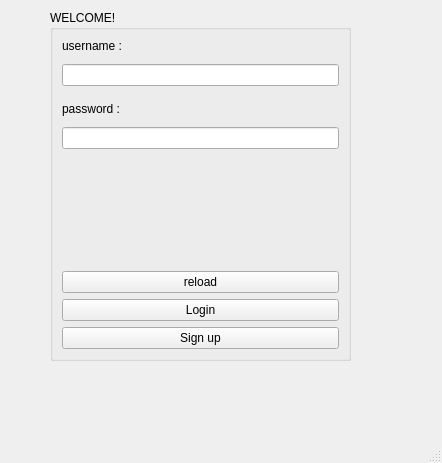
First picture: the form in Store/mainwindow.ui, repository Mitraaaaa/Store, before the edit.
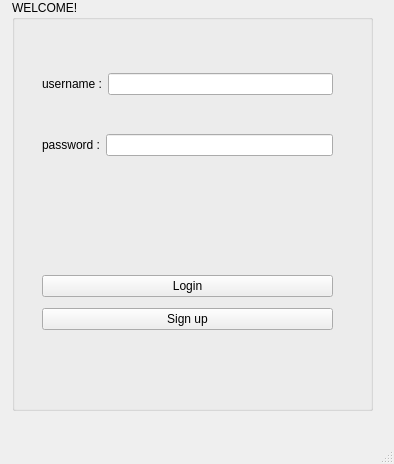
Second picture: the form after the edit.

Commit message: Design login page using CSS

```diff
--- a/Store/mainwindow.ui
+++ b/Store/mainwindow.ui
@@ -6,146 +6,145 @@
    <rect>
     <x>0</x>
     <y>0</y>
-    <width>442</width>
-    <height>463</height>
+    <width>394</width>
+    <height>464</height>
    </rect>
   </property>
   <property name="windowTitle">
    <string>MainWindow</string>
   </property>
+  <property name="styleSheet">
+   <string notr="true"/>
+  </property>
   <widget class="QWidget" name="centralwidget">
+   <property name="styleSheet">
+    <string notr="true">
+#login
+{
+ background: qlineargradient(x1:0, y1:0, x2:1, y2:1,
+                stop:0 white, stop: 0.4 rgb(155, 154, 156) stop:0.8 rgb(255, 163, 168));
+	font: 75 14pt &quot;Comic Sans MS&quot;;
+}
+#signup
+{
+background: qlineargradient(x1:0, y1:0, x2:1, y2:1,
+                stop:0 white, stop: 0.2 rgb(255, 163, 168) , stop:0.7 rgb(155, 154, 156));
+	
+	font: 75 14pt &quot;Comic Sans MS&quot;;
+}
+QLineEdit
+{
+	
+	font: 15pt &quot;Papyrus&quot;;
+}
+#centralwidget
+{
+background: qconicalgradient(cx:0.5, cy:0.5, angle:30,
+                stop:0 white stop:1 rgb(255, 132, 129))
+}</string>
+   </property>
    <widget class="QGroupBox" name="welcomepage">
     <property name="geometry">
      <rect>
-      <x>50</x>
-      <y>10</y>
-      <width>301</width>
-      <height>351</height>
+      <x>12</x>
+      <y>0</y>
+      <width>361</width>
+      <height>411</height>
      </rect>
     </property>
+    <property name="styleSheet">
+     <string notr="true"/>
+    </property>
     <property name="title">
      <string>WELCOME!</string>
     </property>
-    <layout class="QVBoxLayout" name="verticalLayout">
-     <item>
-      <widget class="QLabel" name="label">
-       <property name="text">
-        <string>username :</string>
-       </property>
-      </widget>
-     </item>
-     <item>
-      <spacer name="verticalSpacer">
-       <property name="orientation">
-        <enum>Qt::Vertical</enum>
-       </property>
-       <property name="sizeType">
-        <enum>QSizePolicy::Fixed</enum>
-       </property>
-       <property name="sizeHint" stdset="0">
-        <size>
-         <width>20</width>
-         <height>5</height>
-        </size>
-       </property>
-      </spacer>
-     </item>
-     <item>
-      <widget class="QLineEdit" name="username"/>
-     </item>
-     <item>
-      <spacer name="verticalSpacer_2">
-       <property name="orientation">
-        <enum>Qt::Vertical</enum>
-       </property>
-       <property name="sizeType">
-        <enum>QSizePolicy::Fixed</enum>
-       </property>
-       <property name="sizeHint" stdset="0">
-        <size>
-         <width>20</width>
-         <height>10</height>
-        </size>
-       </property>
-      </spacer>
-     </item>
-     <item>
-      <widget class="QLabel" name="label_2">
-       <property name="text">
-        <string>password :</string>
-       </property>
-      </widget>
-     </item>
-     <item>
-      <spacer name="verticalSpacer_3">
-       <property name="orientation">
-        <enum>Qt::Vertical</enum>
-       </property>
-       <property name="sizeType">
-        <enum>QSizePolicy::Fixed</enum>
-       </property>
-       <property name="sizeHint" stdset="0">
-        <size>
-         <width>20</width>
-         <height>5</height>
-        </size>
-       </property>
-      </spacer>
-     </item>
-     <item>
-      <widget class="QLineEdit" name="password"/>
-     </item>
-     <item>
-      <spacer name="verticalSpacer_4">
-       <property name="orientation">
-        <enum>Qt::Vertical</enum>
-       </property>
-       <property name="sizeType">
-        <enum>QSizePolicy::Expanding</enum>
-       </property>
-       <property name="sizeHint" stdset="0">
-        <size>
-         <width>20</width>
-         <height>40</height>
-        </size>
-       </property>
-      </spacer>
-     </item>
-     <item>
-      <spacer name="verticalSpacer_5">
-       <property name="orientation">
-        <enum>Qt::Vertical</enum>
-       </property>
-       <property name="sizeHint" stdset="0">
-        <size>
-         <width>20</width>
-         <height>40</height>
-        </size>
-       </property>
-      </spacer>
-     </item>
-     <item>
-      <widget class="QPushButton" name="reload">
-       <property name="text">
-        <string>reload</string>
-       </property>
-      </widget>
-     </item>
-     <item>
-      <widget class="QPushButton" name="login">
-       <property name="text">
-        <string>Login</string>
-       </property>
-      </widget>
-     </item>
-     <item>
-      <widget class="QPushButton" name="signup">
-       <property name="text">
-        <string>Sign up</string>
-       </property>
-      </widget>
-     </item>
-    </layout>
+    <widget class="QWidget" name="layoutWidget">
+     <property name="geometry">
+      <rect>
+       <x>30</x>
+       <y>270</y>
+       <width>291</width>
+       <height>66</height>
+      </rect>
+     </property>
+     <layout class="QVBoxLayout" name="verticalLayout">
+      <item>
+       <widget class="QPushButton" name="login">
+        <property name="styleSheet">
+         <string notr="true"/>
+        </property>
+        <property name="text">
+         <string>Login</string>
+        </property>
+        <property name="autoDefault">
+         <bool>false</bool>
+        </property>
+       </widget>
+      </item>
+      <item>
+       <widget class="QPushButton" name="signup">
+        <property name="text">
+         <string>Sign up</string>
+        </property>
+       </widget>
+      </item>
+     </layout>
+    </widget>
+    <widget class="QWidget" name="layoutWidget">
+     <property name="geometry">
+      <rect>
+       <x>30</x>
+       <y>40</y>
+       <width>291</width>
+       <height>151</height>
+      </rect>
+     </property>
+     <layout class="QVBoxLayout" name="verticalLayout_2">
+      <item>
+       <layout class="QHBoxLayout" name="horizontalLayout">
+        <item>
+         <widget class="QLabel" name="label">
+          <property name="styleSheet">
+           <string notr="true">font: 75 14pt &quot;Comic Sans MS&quot;;
+</string>
+          </property>
+          <property name="text">
+           <string>username :</string>
+          </property>
+         </widget>
+        </item>
+        <item>
+         <widget class="QLineEdit" name="username">
+          <property name="text">
+           <string/>
+          </property>
+         </widget>
+        </item>
+       </layout>
+      </item>
+      <item>
+       <layout class="QHBoxLayout" name="horizontalLayout_2">
+        <item>
+         <widget class="QLabel" name="label_2">
+          <property name="styleSheet">
+           <string notr="true">font: 75 14pt &quot;Comic Sans MS&quot;;</string>
+          </property>
+          <property name="text">
+           <string>password :</string>
+          </property>
+         </widget>
+        </item>
+        <item>
+         <widget class="QLineEdit" name="password">
+          <property name="text">
+           <string/>
+          </property>
+         </widget>
+        </item>
+       </layout>
+      </item>
+     </layout>
+    </widget>
    </widget>
   </widget>
   <widget class="QMenuBar" name="menubar">
```
Left out of the diff: 2 changed lines with no effect on the pictures. The commit also changes 11 other files.
